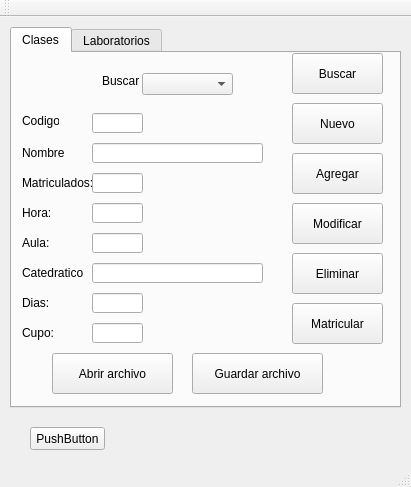
Above: mainwindow.ui from ahernandez93/ProyectoPrograIII-3- before the change. Below: the same form after it.
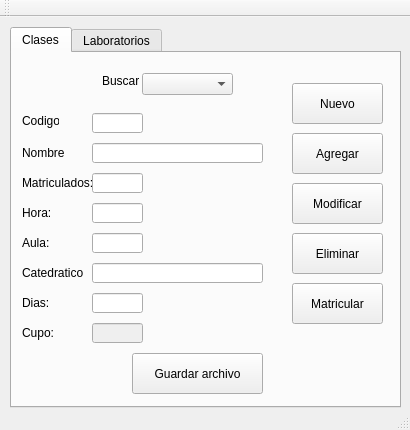
That is the form after the change.

Diff of the .ui file:
```diff
--- a/mainwindow.ui
+++ b/mainwindow.ui
@@ -6,13 +6,22 @@
    <rect>
     <x>0</x>
     <y>0</y>
-    <width>411</width>
-    <height>487</height>
+    <width>410</width>
+    <height>430</height>
    </rect>
   </property>
+  <property name="maximumSize">
+   <size>
+    <width>410</width>
+    <height>430</height>
+   </size>
+  </property>
   <property name="windowTitle">
    <string>Control Academico</string>
   </property>
+  <property name="autoFillBackground">
+   <bool>false</bool>
+  </property>
   <widget class="QWidget" name="centralWidget">
    <widget class="QTabWidget" name="tabWidget">
     <property name="geometry">
@@ -198,7 +207,7 @@
       <property name="geometry">
        <rect>
         <x>280</x>
-        <y>200</y>
+        <y>180</y>
         <width>91</width>
         <height>41</height>
        </rect>
@@ -211,7 +220,7 @@
       <property name="geometry">
        <rect>
         <x>280</x>
-        <y>150</y>
+        <y>130</y>
         <width>91</width>
         <height>41</height>
        </rect>
@@ -224,7 +233,7 @@
       <property name="geometry">
        <rect>
         <x>280</x>
-        <y>250</y>
+        <y>230</y>
         <width>91</width>
         <height>41</height>
        </rect>
@@ -233,24 +242,11 @@
        <string>Matricular</string>
       </property>
      </widget>
-     <widget class="QPushButton" name="BtnBuscar">
-      <property name="geometry">
-       <rect>
-        <x>280</x>
-        <y>0</y>
-        <width>91</width>
-        <height>41</height>
-       </rect>
-      </property>
-      <property name="text">
-       <string>Buscar</string>
-      </property>
-     </widget>
      <widget class="QPushButton" name="BtnNuevo">
       <property name="geometry">
        <rect>
         <x>280</x>
-        <y>50</y>
+        <y>30</y>
         <width>91</width>
         <height>41</height>
        </rect>
@@ -262,7 +258,7 @@
      <widget class="QPushButton" name="BtnGuardar">
       <property name="geometry">
        <rect>
-        <x>180</x>
+        <x>120</x>
         <y>300</y>
         <width>131</width>
         <height>41</height>
@@ -272,19 +268,6 @@
        <string>Guardar archivo</string>
       </property>
      </widget>
-     <widget class="QPushButton" name="BtnAbrir">
-      <property name="geometry">
-       <rect>
-        <x>40</x>
-        <y>300</y>
-        <width>121</width>
-        <height>41</height>
-       </rect>
-      </property>
-      <property name="text">
-       <string>Abrir archivo</string>
-      </property>
-     </widget>
      <widget class="QLabel" name="label_15">
       <property name="geometry">
        <rect>
@@ -312,7 +295,7 @@
       <property name="geometry">
        <rect>
         <x>280</x>
-        <y>100</y>
+        <y>80</y>
         <width>91</width>
         <height>41</height>
        </rect>
@@ -322,6 +305,9 @@
       </property>
      </widget>
      <widget class="QLineEdit" name="TxtCupo">
+      <property name="enabled">
+       <bool>false</bool>
+      </property>
       <property name="geometry">
        <rect>
         <x>80</x>
@@ -645,7 +631,7 @@
     <rect>
      <x>0</x>
      <y>0</y>
-     <width>411</width>
+     <width>410</width>
      <height>21</height>
     </rect>
    </property>
```
Left out of the diff: 2 changed lines with no effect on the pictures.
